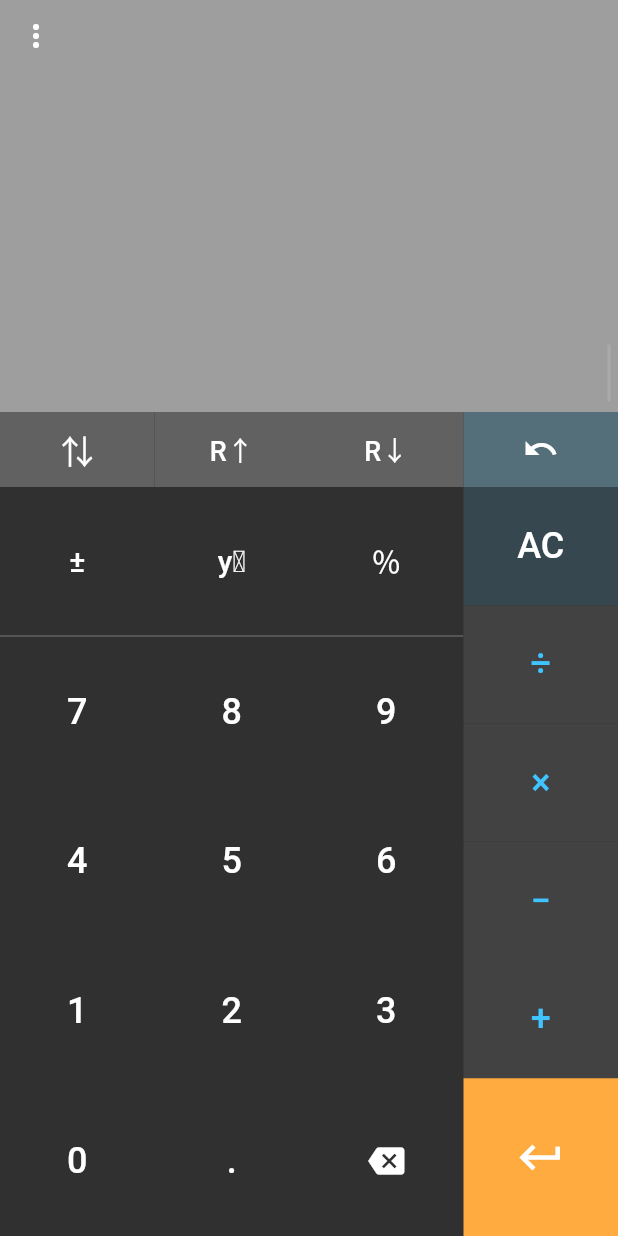
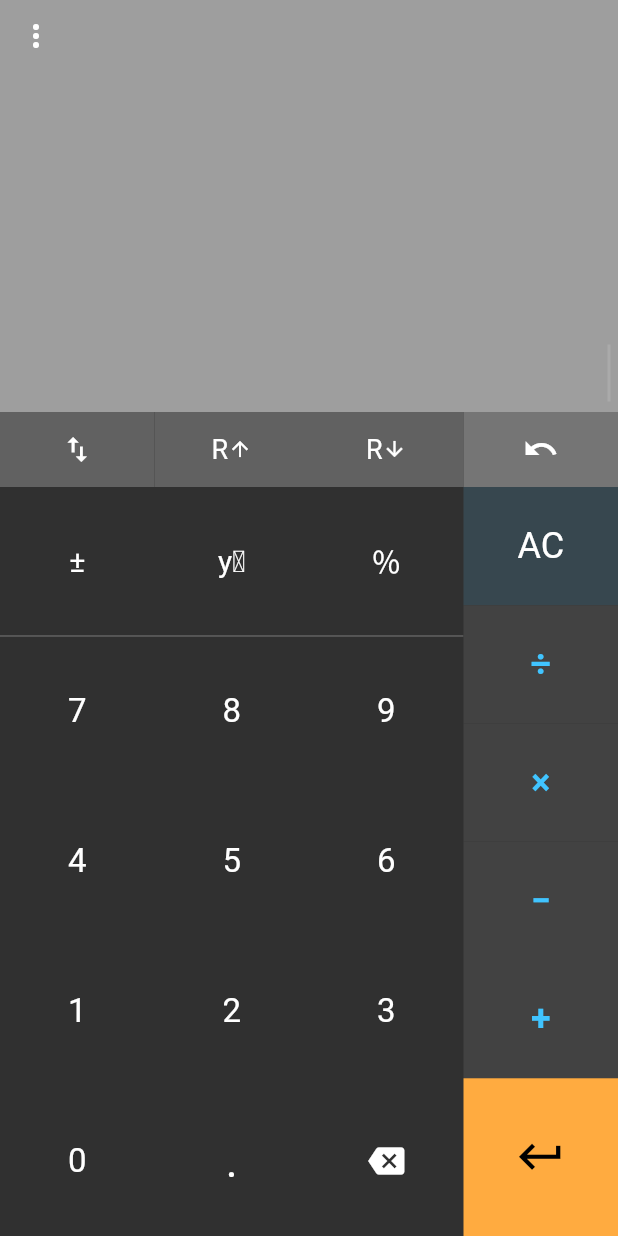
Before and after one commit to apesic/rpncalc, a Flutter app: the screen it shows after launch, after a tap on "yˣ", on a phone screen of 412 x 824 dp. Run offline on Flutter 3.47's test engine with Material 2 defaults, Android fonts, the phone set to English and light mode, and no system bars; our stand-ins replace google_fonts, package_info; missing offline and left inert: rational.

Commit message:
Update to Flutter 2

```diff
--- a/lib/binary_operator_widget.dart
+++ b/lib/binary_operator_widget.dart
@@ -4,10 +4,10 @@ import 'operators.dart';
 
 class BinaryOperatorWidget extends StatelessWidget {
   const BinaryOperatorWidget({
-    @required this.label,
-    @required this.onPressed,
-    @required this.op,
-    Key key,
+    required this.label,
+    required this.onPressed,
+    required this.op,
+    Key? key,
   }) : super(key: key);
 
   final String label;
@@ -15,15 +15,20 @@ class BinaryOperatorWidget extends StatelessWidget {
   final Function(BinaryOperator op) onPressed;
 
   @override
-  Widget build(BuildContext context) => FlatButton(
-        shape: const ContinuousRectangleBorder(),
-        color: Colors.grey[800],
+  Widget build(BuildContext context) => TextButton(
+        style: TextButton.styleFrom(
+          shape: const ContinuousRectangleBorder(),
+          backgroundColor: Colors.grey[800],
+        ),
         onPressed: () {
           onPressed(op);
         },
         child: Text(
           label,
-          style: const TextStyle(color: Colors.lightBlueAccent),
+          style: const TextStyle(
+            color: Colors.lightBlueAccent,
+            fontWeight: FontWeight.bold,
+          ),
         ),
       );
 }
--- a/lib/main.dart
+++ b/lib/main.dart
@@ -27,14 +27,20 @@ void main() {
 }
 
 class RpnCalc extends StatelessWidget {
-  const RpnCalc({Key key}) : super(key: key);
+  const RpnCalc({Key? key}) : super(key: key);
   @override
   Widget build(BuildContext context) => MaterialApp(
       title: appName,
       debugShowCheckedModeBanner: false,
       theme: ThemeData(
-          textTheme: const TextTheme(button: TextStyle(fontSize: 24)),
-          primarySwatch: Colors.orange,
+          textButtonTheme: TextButtonThemeData(
+            style: TextButton.styleFrom(
+              shape: const ContinuousRectangleBorder(),
+              primary: Colors.white,
+              textStyle: const TextStyle(fontSize: 24),
+            ),
+          ),
+          primarySwatch: Colors.purple,
           brightness: Brightness.dark,
           snackBarTheme: SnackBarThemeData(
             backgroundColor: Colors.grey[800],
@@ -48,7 +54,7 @@ class RpnCalc extends StatelessWidget {
 }
 
 class AppHome extends StatefulWidget {
-  const AppHome({Key key}) : super(key: key);
+  const AppHome({Key? key}) : super(key: key);
 
   @override
   _AppHomeState createState() => _AppHomeState();
@@ -161,7 +167,7 @@ class _AppHomeState extends State<AppHome> {
                                 itemCount: _stack.length,
                                 itemBuilder: (context, index) {
                                   final item = _stack[index];
-                                  var color = Colors.white;
+                                  Color? color = Colors.white;
                                   if (index == 0) {
                                     if (!_stack.appendNew && item is RealizedItem ||
                                         (item is EditableItem && !item.isEdited)) {
@@ -199,63 +205,78 @@ class _AppHomeState extends State<AppHome> {
                     Flexible(
                       child: Row(crossAxisAlignment: CrossAxisAlignment.stretch, children: [
                         Expanded(
-                          child: ButtonTheme(
-                            shape: const ContinuousRectangleBorder(),
-                            child: FlatButton(
-                              color: Colors.grey[700],
+                          child: TextButton(
+                            style: TextButton.styleFrom(
+                              backgroundColor: Colors.grey[700],
+                            ),
                             onPressed: () {
                               HapticFeedback.selectionClick();
                               _setStateWithUndo(_stack.swap);
                             },
-                              child: const Text(
-                                '⇅',
-                                style: TextStyle(fontSize: 22),
-                              ),
+                            child: const Icon(
+                              Icons.swap_vert_sharp,
+                              size: 22,
+                              semanticLabel: 'Swap',
                             ),
                           ),
                         ),
                         Expanded(
-                          child: ButtonTheme(
-                            shape: const ContinuousRectangleBorder(),
-                            child: FlatButton(
-                              color: Colors.grey[700],
+                          child: TextButton(
+                            style: TextButton.styleFrom(
+                              backgroundColor: Colors.grey[700],
+                              textStyle: const TextStyle(fontSize: 18),
+                            ),
                             onPressed: () {
                               HapticFeedback.selectionClick();
                               _setStateWithUndo(_stack.rotateUp);
                             },
-                              child: const Text(
-                                'R↑',
-                                style: TextStyle(fontSize: 18),
-                              ),
+                            child: Row(
+                              mainAxisAlignment: MainAxisAlignment.center,
+                              children: const [
+                                Text('R'),
+                                Icon(
+                                  Icons.arrow_upward_sharp,
+                                  size: 16,
+                                )
+                              ],
                             ),
                           ),
                         ),
                         Expanded(
-                          child: ButtonTheme(
-                            shape: const ContinuousRectangleBorder(),
-                            child: FlatButton(
-                              color: Colors.grey[700],
+                          child: TextButton(
+                            style: TextButton.styleFrom(
+                                backgroundColor: Colors.grey[700],
+                                textStyle: const TextStyle(fontSize: 18)),
                             onPressed: () {
                               HapticFeedback.selectionClick();
                               _setStateWithUndo(_stack.rotateDown);
                             },
-                              child: const Text(
-                                'R↓',
-                                style: TextStyle(fontSize: 18),
-                              ),
+                            child: Row(
+                              mainAxisAlignment: MainAxisAlignment.center,
+                              children: const [
+                                Text('R'),
+                                Icon(
+                                  Icons.arrow_downward_sharp,
+                                  size: 16,
+                                )
+                              ],
                             ),
                           ),
                         ),
                         Expanded(
-                          child: ButtonTheme(
-                            // height: 30,
-                            shape: const ContinuousRectangleBorder(),
-                            child: FlatButton(
-                              color: Colors.blueGrey[600],
+                          child: TextButton(
+                            style: ButtonStyle(
+                              backgroundColor: MaterialStateProperty.resolveWith<Color>(
+                                (states) {
+                                  if (states.contains(MaterialState.disabled)) {
+                                    return Colors.blueGrey[700]!;
+                                  }
+                                  return Colors.grey[600]!;
+                                },
+                              ),
+                            ),
                             onPressed: _undoBuffer.isEmpty ? null : _undo,
-                              disabledColor: Colors.blueGrey[700],
                             child: const Icon(Icons.undo),
-                            ),
                           ),
                         ),
                       ]),
@@ -275,13 +296,14 @@ class _AppHomeState extends State<AppHome> {
                                   Expanded(
                                     child: Container(
                                       decoration: BoxDecoration(
-                                        border: Border(bottom: BorderSide(color: Colors.grey[700])),
+                                        border:
+                                            Border(bottom: BorderSide(color: Colors.grey[700]!)),
                                       ),
                                       child: Row(
                                           crossAxisAlignment: CrossAxisAlignment.stretch,
                                           children: [
                                             Expanded(
-                                              child: FlatButton(
+                                              child: TextButton(
                                                 onPressed: () {
                                                   HapticFeedback.selectionClick();
                                                   _setStateWithUndo(_stack.reverseSign);
@@ -293,7 +315,7 @@ class _AppHomeState extends State<AppHome> {
                                               ),
                                             ),
                                             Expanded(
-                                              child: FlatButton(
+                                              child: TextButton(
                                                 onPressed: () {
                                                   _applyBinaryOperation(BinaryOperator.exponent);
                                                 },
@@ -304,7 +326,7 @@ class _AppHomeState extends State<AppHome> {
                                               ),
                                             ),
                                             Expanded(
-                                              child: FlatButton(
+                                              child: TextButton(
                                                 onPressed: () {
                                                   HapticFeedback.selectionClick();
                                                   _setStateWithUndo(_stack.percent);
@@ -330,7 +352,10 @@ class _AppHomeState extends State<AppHome> {
                                           for (final n in row)
                                             Expanded(
                                               child: NumButtonWidget(
-                                                    char: n.toString(), onPressed: _handleAppend))
+                                                char: n.toString(),
+                                                onPressed: _handleAppend,
+                                              ),
+                                            ),
                                         ],
                                       ),
                                     ),
@@ -343,9 +368,13 @@ class _AppHomeState extends State<AppHome> {
                                                   char: '0', onPressed: _handleAppend)),
                                           Expanded(
                                             child: NumButtonWidget(
-                                                  char: '.', onPressed: _handleAppend)),
+                                              char: '.',
+                                              onPressed: _handleAppend,
+                                              fontSize: 30,
+                                            ),
+                                          ),
                                           Expanded(
-                                            child: FlatButton(
+                                            child: TextButton(
                                               onPressed: () {
                                                 HapticFeedback.selectionClick();
                                                 _setStateWithUndo(_stack.backspaceCurrent);
@@ -369,18 +398,16 @@ class _AppHomeState extends State<AppHome> {
                               children: [
                                 Expanded(
                                   flex: 3,
-                                  child: ButtonTheme(
-                                    // height: 64,
-                                    shape: const ContinuousRectangleBorder(),
-                                    child: FlatButton(
-                                      color: Colors.blueGrey[800],
-                                      onPressed: (_stack.isEmpty || _stack.first.isEmpty)
+                                  child: TextButton(
+                                    style: TextButton.styleFrom(
+                                      backgroundColor: Colors.blueGrey[800],
+                                    ),
+                                    onPressed: (_stack.isEmpty || _stack.first!.isEmpty)
                                         ? _handleClearAll
                                         : _handleClear,
                                     onLongPress: _handleClearAll,
                                     child:
-                                          Text(_stack.isEmpty || _stack.first.isEmpty ? 'AC' : 'C'),
-                                    ),
+                                        Text(_stack.isEmpty || _stack.first!.isEmpty ? 'AC' : 'C'),
                                   ),
                                 ),
                                 Expanded(
@@ -413,16 +440,16 @@ class _AppHomeState extends State<AppHome> {
                                 ),
                                 Expanded(
                                   flex: 4,
-                                  child: ButtonTheme(
-                                    shape: const ContinuousRectangleBorder(),
-                                    child: FlatButton(
-                                      color: Colors.orangeAccent,
+                                  child: TextButton(
+                                    style: TextButton.styleFrom(
+                                      backgroundColor: Colors.orangeAccent,
+                                      primary: Colors.black,
+                                    ),
                                     onPressed: _handleAdvance,
                                     child: const Icon(
                                       Icons.keyboard_return,
-                                        size: 34,
+                                      size: 35,
                                       semanticLabel: 'Enter',
-                                      ),
                                     ),
                                   ),
                                 ),
--- a/lib/num_button_widget.dart
+++ b/lib/num_button_widget.dart
@@ -2,19 +2,23 @@ import 'package:flutter/material.dart';
 
 class NumButtonWidget extends StatelessWidget {
   const NumButtonWidget({
-    @required this.onPressed,
-    @required this.char,
-    Key key,
+    required this.onPressed,
+    required this.char,
+    this.fontSize = 22,
+    Key? key,
   }) : super(key: key);
 
   final void Function(String char) onPressed;
   final String char;
+  final double fontSize;
 
   @override
-  Widget build(BuildContext context) => ButtonTheme(
-      child: FlatButton(
-          onPressed: () {
-            onPressed(char);
-          },
-          child: Text(char)));
+  Widget build(BuildContext context) => TextButton(
+      onPressed: () {
+        onPressed(char);
+      },
+      child: Text(
+        char,
+        style: TextStyle(fontSize: fontSize),
+      ));
 }
--- a/lib/rpn_stack.dart
+++ b/lib/rpn_stack.dart
@@ -10,7 +10,7 @@ class RpnStack {
 
   RpnStack.clone(RpnStack source) {
     for (final o in source.stack) {
-      StackItem clone;
+      StackItem? clone;
       if (o is EditableItem) {
         clone = EditableItem(o);
       } else if (o is RealizedItem) {
@@ -21,18 +21,18 @@ class RpnStack {
     appendNew = source.appendNew;
   }
 
-  final List<StackItem> stack = [];
+  final List<StackItem?> stack = [];
 
   // When true, the next append operation should create a new item.
   bool appendNew = false;
 
   int get length => stack.length;
 
-  StackItem get first => stack[0];
+  StackItem? get first => stack[0];
 
-  bool get isEmpty => length == 1 && first.isEmpty;
+  bool get isEmpty => length == 1 && first!.isEmpty;
 
-  StackItem operator [](int i) => stack[i];
+  StackItem? operator [](int i) => stack[i];
 
   void _realizeStack() {
     final first = this.first;
@@ -46,11 +46,11 @@ class RpnStack {
     assert(stack.every((e) => e is RealizedItem), 'Every element in stack should be realized.');
   }
 
-  void push(StackItem v) {
+  void push(StackItem? v) {
     stack.insert(0, v);
   }
 
-  StackItem _pop() {
+  StackItem? _pop() {
     if (stack.isNotEmpty) {
       return stack.removeAt(0);
     }
@@ -105,27 +105,27 @@ class RpnStack {
     }
     appendNew = true;
     // If the first item is editable and empty, remove and skip the operation.
-    if (first.isEmpty) {
+    if (first!.isEmpty) {
       _pop();
       return;
     }
     _realizeStack();
-    final fn = operations[o];
-    final b = _pop().value;
-    final a = _pop().value;
+    final fn = operations[o]!;
+    final b = _pop()!.value;
+    final a = _pop()!.value;
     final res = fn(a, b);
     push(RealizedItem(res));
   }
 
   void inverse() {
-    final v = first.value;
-    if (v != null && v != Rational.zero) {
+    final v = first!.value;
+    if (v != Rational.zero) {
       stack[0] = RealizedItem(Rational.one / v);
     }
   }
 
   void reverseSign() {
-    final v = first.value;
+    final v = first!.value;
     stack[0] = RealizedItem(v * Rational.fromInt(-1));
   }
 
@@ -135,10 +135,10 @@ class RpnStack {
       case 0:
         return;
       case 1:
-        res = _pop().value / Rational.fromInt(100);
+        res = _pop()!.value / Rational.fromInt(100);
         break;
       default:
-        res = (_pop().value / Rational.fromInt(100)) * _pop().value;
+        res = (_pop()!.value / Rational.fromInt(100)) * _pop()!.value;
         break;
     }
     push(RealizedItem(res));
--- a/lib/stack_item.dart
+++ b/lib/stack_item.dart
@@ -13,7 +13,7 @@ abstract class StackItem {
 }
 
 class EditableItem implements StackItem {
-  EditableItem(StackItem v) {
+  EditableItem(StackItem? v) {
     _chars = v.toString();
   }
   EditableItem.blank();
@@ -64,7 +64,6 @@ class EditableItem implements StackItem {
 
   RealizedItem realize() {
     final v = value;
-    assert(v != null, 'Value should not be null');
     return RealizedItem(v);
   }
 }
@@ -81,14 +80,10 @@ class RealizedItem implements StackItem {
   Rational get value => _value;
 
   @override
-  String toRawString() => _value?.toDecimalString() ?? '';
+  String toRawString() => _value.toDecimalString();
 
   @override
   String toString() {
-    if (_value == null) {
-      return '';
-    }
-
     final s = _value.toDecimalString();
     if (s.length <= StackItem.maxLength) {
       return s;
--- a/lib/stack_item_widget.dart
+++ b/lib/stack_item_widget.dart
@@ -7,17 +7,17 @@ import 'stack_item.dart';
 
 class StackItemWidget extends StatefulWidget {
   const StackItemWidget({
-    @required this.onPaste,
-    @required this.item,
-    @required this.color,
-    @required this.onRemove,
-    Key key,
+    required this.onPaste,
+    required this.item,
+    required this.color,
+    required this.onRemove,
+    Key? key,
   }) : super(key: key);
 
   final void Function(Rational newVal) onPaste;
   final void Function() onRemove;
-  final StackItem item;
-  final Color color;
+  final StackItem? item;
+  final Color? color;
 
   @override
   _StackItemWidgetState createState() => _StackItemWidgetState();
@@ -41,10 +41,10 @@ class _StackItemWidgetState extends State<StackItemWidget> {
               position: const RelativeRect.fromLTRB(100, 100, 100, 100),
               items: [
                 PopupMenuItem<String>(
-                  enabled: !widget.item.isEmpty,
+                  enabled: !widget.item!.isEmpty,
                   value: 'copy',
                   child: Text(
-                    'Copy ${widget.item.toRawString()}',
+                    'Copy ${widget.item!.toRawString()}',
                     maxLines: 1,
                     softWrap: false,
                     overflow: TextOverflow.fade,
@@ -65,8 +65,8 @@ class _StackItemWidgetState extends State<StackItemWidget> {
               });
               switch (value) {
                 case 'copy':
-                  Clipboard.setData(ClipboardData(text: widget.item.toRawString())).then(
-                    (_) => Scaffold.of(context).showSnackBar(
+                  Clipboard.setData(ClipboardData(text: widget.item!.toRawString())).then(
+                    (_) => ScaffoldMessenger.of(context).showSnackBar(
                       const SnackBar(
                         content: Text('Copied to clipboard'),
                         duration: Duration(seconds: 2),
@@ -77,11 +77,11 @@ class _StackItemWidgetState extends State<StackItemWidget> {
                 case 'paste':
                   Clipboard.getData('text/plain').then((value) {
                     Rational newVal;
-                    final s = value.text;
+                    final s = value!.text!;
                     try {
                       newVal = Rational.parse(s);
                     } on FormatException catch (_) {
-                      Scaffold.of(context).showSnackBar(
+                      ScaffoldMessenger.of(context).showSnackBar(
                         SnackBar(
                           content: const Text('Clipboard is not a valid number'),
                           backgroundColor: Theme.of(context).errorColor,
@@ -125,14 +125,14 @@ class _StackItemWidgetState extends State<StackItemWidget> {
 
 class Carat extends StatefulWidget {
   @override
-  const Carat({Key key}) : super(key: key);
+  const Carat({Key? key}) : super(key: key);
 
   @override
   _CaratState createState() => _CaratState();
 }
 
 class _CaratState extends State<Carat> with SingleTickerProviderStateMixin {
-  AnimationController _controller;
+  late AnimationController _controller;
   final duration = const Duration(milliseconds: 500);
 
   @override
```
Also changed, not shown: pubspec.yaml (+10 -10 lines), pubspec.lock, 2 other files. Lines whose indentation alone changed are shown as unchanged.
